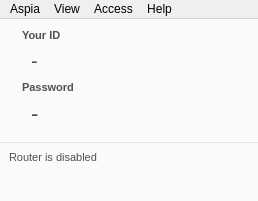
Old version of the form source/host/ui/main_window.ui in the repository dchapyshev/aspia.
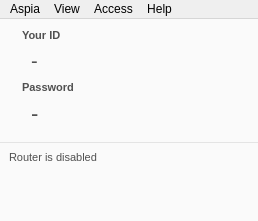
New version of the form. Icons and pictures are not drawn.

```diff
--- a/source/host/ui/main_window.ui
+++ b/source/host/ui/main_window.ui
@@ -7,7 +7,7 @@
     <x>0</x>
     <y>0</y>
     <width>258</width>
-    <height>201</height>
+    <height>221</height>
    </rect>
   </property>
   <property name="sizePolicy">
```
Left out of the diff: 11 changed lines with no effect on the pictures.
